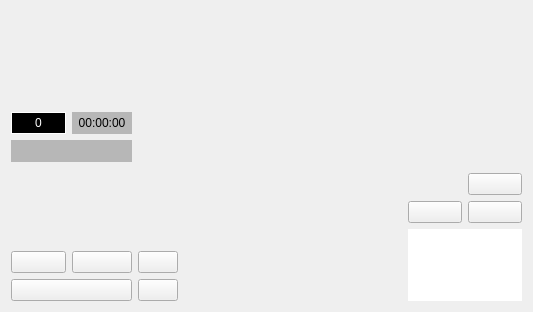
wruwami/TPCAM-M30, file EnforcementComponentWidget.ui: the form before one commit.
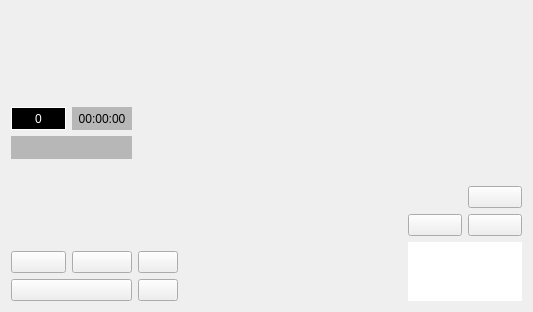
The form after the commit. Custom widgets are drawn as their Qt base class.

What changed in the file:
```diff
--- a/EnforcementComponentWidget.ui
+++ b/EnforcementComponentWidget.ui
@@ -15,44 +15,164 @@
   </property>
   <layout class="QGridLayout" name="gridLayout_3">
    <item row="0" column="0">
-    <layout class="QGridLayout" name="gridLayout" rowstretch="170,94,216" columnstretch="620,180">
-     <item row="0" column="0">
-      <spacer name="verticalSpacer">
-       <property name="orientation">
-        <enum>Qt::Vertical</enum>
-       </property>
-       <property name="sizeHint" stdset="0">
-        <size>
-         <width>20</width>
-         <height>40</height>
-        </size>
-       </property>
-      </spacer>
-     </item>
-     <item row="2" column="1">
-      <layout class="QGridLayout" name="gridLayout_9" rowstretch="1,1,1" columnstretch="1,1">
-       <item row="1" column="1">
-        <widget class="CustomPushButton" name="bikePushButton">
+    <layout class="QHBoxLayout" name="horizontalLayout_2" stretch="620,180">
+     <item>
+      <layout class="QGridLayout" name="gridLayout_6" rowstretch="130,31,31,108,52,52" columnstretch="90,100,60,358">
+       <item row="3" column="0" colspan="2">
+        <widget class="CustomLabel" name="thumbnailLabel">
+         <property name="styleSheet">
+          <string notr="true">border : solid, white, 1px</string>
+         </property>
          <property name="text">
           <string/>
          </property>
         </widget>
        </item>
        <item row="1" column="0">
-        <widget class="CustomPushButton" name="truckPushButton">
+        <widget class="CustomLabel" name="enforcementCountLabel">
+         <property name="styleSheet">
+          <string notr="true">QLabel {
+	background-color : black;
+	color : white;
+	border : 1px solid white;
+}</string>
+         </property>
          <property name="text">
+          <string>0</string>
+         </property>
+         <property name="alignment">
+          <set>Qt::AlignCenter</set>
+         </property>
+        </widget>
+       </item>
+       <item row="2" column="0" colspan="2">
+        <widget class="CustomLabel" name="enforcementDistanceSpeedLabel">
+         <property name="styleSheet">
+          <string notr="true">QLabel{
+	background-color : rgba(127,127,127,127);
+	color : black;
+}</string>
+         </property>
+         <property name="text">
           <string/>
+         </property>
+         <property name="alignment">
+          <set>Qt::AlignCenter</set>
+         </property>
+        </widget>
+       </item>
+       <item row="4" column="2">
+        <widget class="CustomPushButton" name="dzPlusPushButton">
+         <property name="text">
+          <string/>
+         </property>
+        </widget>
+       </item>
+       <item row="4" column="3" rowspan="2">
+        <widget class="CustomLabel" name="distanceLabel">
+         <property name="text">
+          <string/>
+         </property>
+        </widget>
+       </item>
+       <item row="5" column="2">
+        <widget class="CustomPushButton" name="dzMinusPushButton">
+         <property name="text">
+          <string/>
+         </property>
+        </widget>
+       </item>
+       <item row="4" column="0">
+        <widget class="CustomPushButton" name="hidePushButton">
+         <property name="text">
+          <string/>
+         </property>
+        </widget>
+       </item>
+       <item row="4" column="1">
+        <widget class="CustomPushButton" name="readyPushButton">
+         <property name="text">
+          <string/>
+         </property>
+        </widget>
+       </item>
+       <item row="5" column="0" colspan="2">
+        <widget class="CustomPushButton" name="zoomRangePushButton">
+         <property name="text">
+          <string/>
+         </property>
+        </widget>
+       </item>
+       <item row="1" column="1">
+        <widget class="CustomLabel" name="enforcementTimeLabel">
+         <property name="styleSheet">
+          <string notr="true">QLabel{
+	background-color : rgba(127,127,127,127);
+	color : black;
+}</string>
+         </property>
+         <property name="text">
+          <string>00:00:00</string>
+         </property>
+         <property name="alignment">
+          <set>Qt::AlignCenter</set>
          </property>
         </widget>
        </item>
        <item row="0" column="1">
+        <spacer name="verticalSpacer">
+         <property name="orientation">
+          <enum>Qt::Vertical</enum>
+         </property>
+         <property name="sizeHint" stdset="0">
+          <size>
+           <width>20</width>
+           <height>40</height>
+          </size>
+         </property>
+        </spacer>
+       </item>
+      </layout>
+     </item>
+     <item>
+      <layout class="QGridLayout" name="gridLayout_9" rowstretch="110,120,80,80,80" columnstretch="1,1">
+       <item row="2" column="1">
         <widget class="CustomPushButton" name="saveImagePushButton">
          <property name="text">
           <string/>
          </property>
         </widget>
        </item>
-       <item row="2" column="0" colspan="2">
+       <item row="1" column="0" colspan="2">
+        <layout class="QVBoxLayout" name="verticalLayout">
+         <item>
+          <widget class="CustomLabel" name="speedLabel">
+           <property name="text">
+            <string/>
+           </property>
+          </widget>
+         </item>
+         <item>
+          <layout class="QHBoxLayout" name="horizontalLayout" stretch="1,1">
+           <item>
+            <widget class="CustomLabel" name="recIconLabel">
+             <property name="text">
+              <string/>
+             </property>
+            </widget>
+           </item>
+           <item>
+            <widget class="CustomLabel" name="recLabel">
+             <property name="text">
+              <string/>
+             </property>
+            </widget>
+           </item>
+          </layout>
+         </item>
+        </layout>
+       </item>
+       <item row="4" column="0" colspan="2">
         <widget class="CustomLabel" name="speedLimitLabel">
          <property name="styleSheet">
           <string notr="true">QLabel {
@@ -75,139 +195,32 @@
          </property>
         </widget>
        </item>
-      </layout>
-     </item>
-     <item row="1" column="1">
-      <layout class="QVBoxLayout" name="verticalLayout">
-       <item>
-        <widget class="CustomLabel" name="speedLabel">
-         <property name="text">
-          <string/>
-         </property>
-        </widget>
-       </item>
-       <item>
-        <layout class="QHBoxLayout" name="horizontalLayout" stretch="1,1">
-         <item>
-          <widget class="CustomLabel" name="recIconLabel">
-           <property name="text">
-            <string/>
-           </property>
-          </widget>
-         </item>
-         <item>
-          <widget class="CustomLabel" name="recLabel">
-           <property name="text">
-            <string/>
-           </property>
-          </widget>
-         </item>
-        </layout>
-       </item>
-      </layout>
-     </item>
-     <item row="1" column="0" rowspan="2">
-      <layout class="QGridLayout" name="gridLayout_6" rowstretch="31,31,108,52,52" columnstretch="90,100,60,358">
-       <item row="1" column="0" colspan="2">
-        <widget class="CustomLabel" name="enforcementDistanceSpeedLabel">
-         <property name="styleSheet">
-          <string notr="true">QLabel{
-	background-color : rgba(127,127,127,127);
-	color : black;
-}</string>
-         </property>
-         <property name="text">
-          <string/>
-         </property>
-         <property name="alignment">
-          <set>Qt::AlignCenter</set>
-         </property>
-        </widget>
-       </item>
-       <item row="2" column="0" colspan="2">
-        <widget class="CustomLabel" name="thumbnailLabel">
-         <property name="styleSheet">
-          <string notr="true">border : solid, white, 1px</string>
-         </property>
+       <item row="3" column="1">
+        <widget class="CustomPushButton" name="bikePushButton">
          <property name="text">
           <string/>
          </property>
         </widget>
        </item>
        <item row="3" column="0">
-        <widget class="CustomPushButton" name="hidePushButton">
+        <widget class="CustomPushButton" name="truckPushButton">
          <property name="text">
           <string/>
          </property>
         </widget>
        </item>
-       <item row="4" column="2">
-        <widget class="CustomPushButton" name="dzMinusPushButton">
-         <property name="text">
-          <string/>
-         </property>
-        </widget>
-       </item>
-       <item row="0" column="1">
-        <widget class="CustomLabel" name="enforcementTimeLabel">
-         <property name="styleSheet">
-          <string notr="true">QLabel{
-	background-color : rgba(127,127,127,127);
-	color : black;
-}</string>
-         </property>
-         <property name="text">
-          <string>00:00:00</string>
-         </property>
-         <property name="alignment">
-          <set>Qt::AlignCenter</set>
-         </property>
-        </widget>
-       </item>
        <item row="0" column="0">
-        <widget class="CustomLabel" name="enforcementCountLabel">
-         <property name="styleSheet">
-          <string notr="true">QLabel {
-	background-color : black;
-	color : white;
-	border : 1px solid white;
-}</string>
+        <spacer name="verticalSpacer_2">
+         <property name="orientation">
+          <enum>Qt::Vertical</enum>
          </property>
-         <property name="text">
-          <string>0</string>
+         <property name="sizeHint" stdset="0">
+          <size>
+           <width>20</width>
+           <height>40</height>
+          </size>
          </property>
-         <property name="alignment">
-          <set>Qt::AlignCenter</set>
-         </property>
-        </widget>
-       </item>
-       <item row="3" column="2">
-        <widget class="CustomPushButton" name="dzPlusPushButton">
-         <property name="text">
-          <string/>
-         </property>
-        </widget>
-       </item>
-       <item row="3" column="1">
-        <widget class="CustomPushButton" name="readyPushButton">
-         <property name="text">
-          <string/>
-         </property>
-        </widget>
-       </item>
-       <item row="4" column="0" colspan="2">
-        <widget class="CustomPushButton" name="zoomRangePushButton">
-         <property name="text">
-          <string/>
-         </property>
-        </widget>
-       </item>
-       <item row="3" column="3" rowspan="2">
-        <widget class="CustomLabel" name="distanceLabel">
-         <property name="text">
-          <string/>
-         </property>
-        </widget>
+        </spacer>
        </item>
       </layout>
      </item>
```
